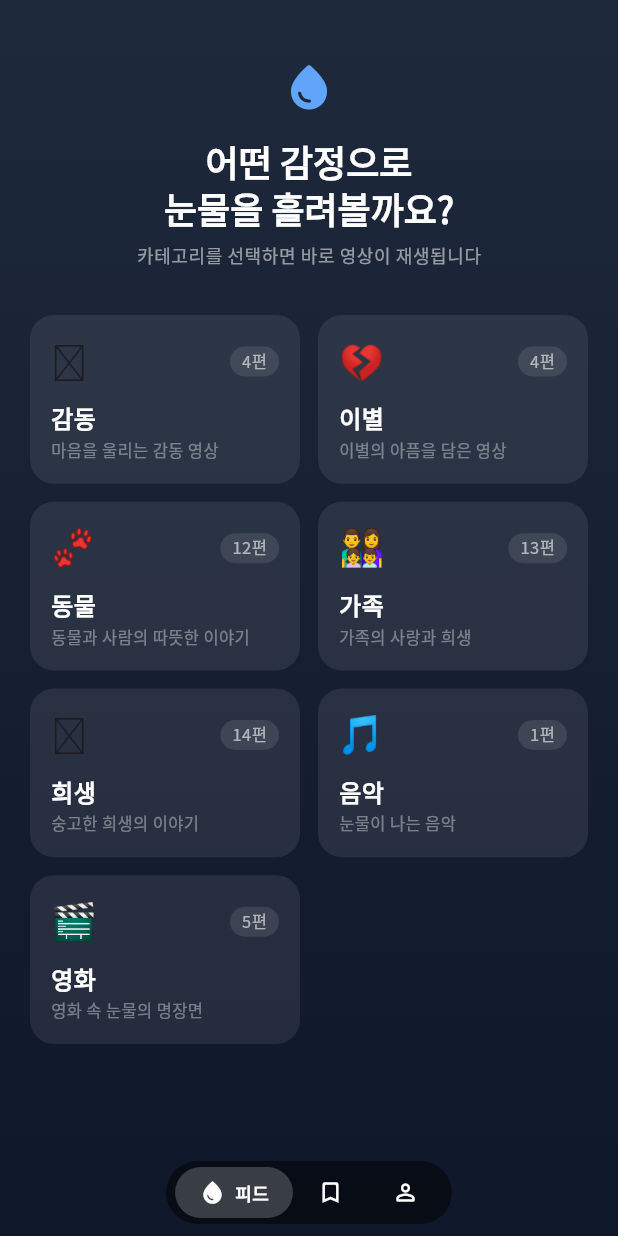
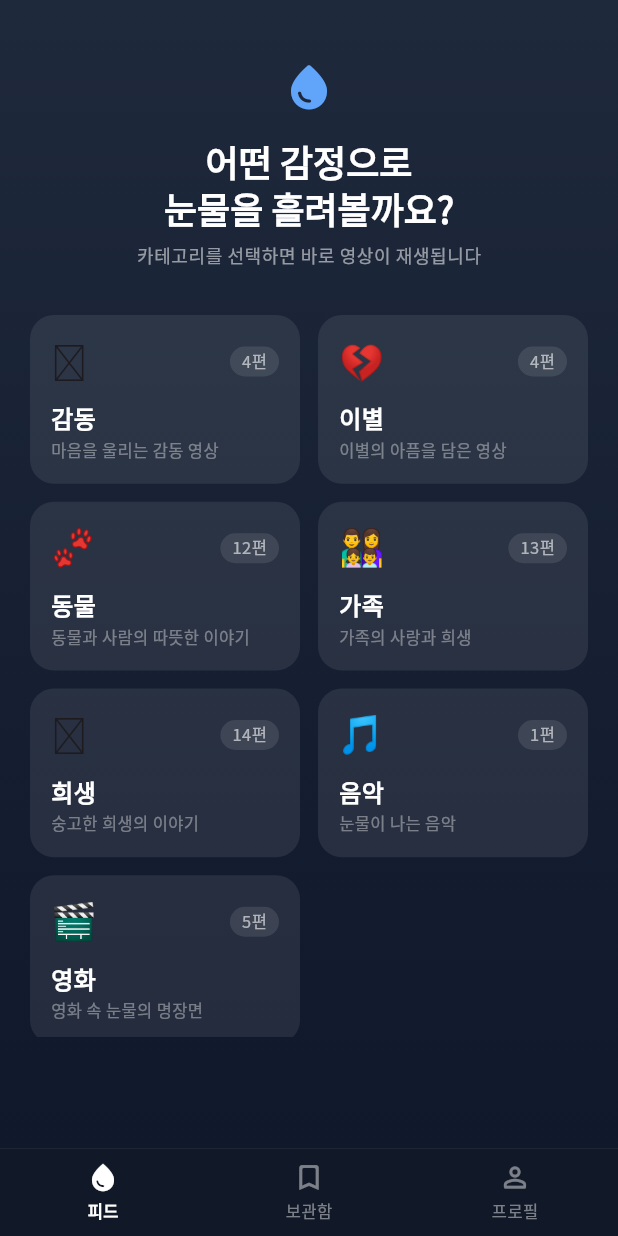
Before and after one commit to min-apps/tear-drop, a Flutter app: the FeedScreen screen opened by its route, on a phone screen of 412 x 824 dp. Run offline on Flutter 3.47's test engine with Material 3 defaults, Android fonts, the phone set to English and light mode, and no system bars; our stand-ins replace cached_network_image, cloud_firestore, firebase_analytics, firebase_auth, firebase_core, flutter_animate and 5 more; accounts and stored records are empty.

Commit message:
fix: unified dark bottom nav + web pointer-events fix
- Replace dual nav styles (floating pill vs standard NavigationBar)
  with a single dark bottom nav bar across all tabs
- Add CSS pointer-events:none on flt-platform-view in index.html
  to fix YouTube iframe blocking gestures and button taps on web
- Add prev/next navigation buttons to feed side actions
- Remove unused _SideActions and _NavPill widgets

Co-Authored-By: Claude Opus 4.6 <noreply@anthropic.com>

```diff
--- a/lib/src/features/home/home_screen.dart
+++ b/lib/src/features/home/home_screen.dart
@@ -2,7 +2,6 @@ import 'package:flutter/material.dart';
 import 'package:flutter_riverpod/flutter_riverpod.dart';
 import 'package:go_router/go_router.dart';
 import 'package:teardrop/src/data/services/analytics_service.dart';
-import 'package:teardrop/src/theme.dart';
 
 class HomeScreen extends ConsumerStatefulWidget {
   const HomeScreen({super.key, required this.child});
@@ -48,98 +47,66 @@ class _HomeScreenState extends ConsumerState<HomeScreen> {
 
   @override
   Widget build(BuildContext context) {
-    // Hide bottom nav when on feed tab (full-screen video experience)
-    final isFeedTab = _currentIndex == 0;
-
     return Scaffold(
+      extendBody: true,
       body: widget.child,
-      bottomNavigationBar: isFeedTab
-          ? null
-          : Container(
-              decoration: const BoxDecoration(
+      bottomNavigationBar: Container(
+        decoration: BoxDecoration(
+          color: const Color(0xF0111827),
           border: Border(
-                  top: BorderSide(color: TearDropTheme.border, width: 0.5),
+            top: BorderSide(
+              color: Colors.white.withValues(alpha: 0.08),
+              width: 0.5,
             ),
           ),
-              child: _buildNavBar(),
         ),
-      // Floating nav for feed tab (semi-transparent, overlaying video)
-      floatingActionButtonLocation: FloatingActionButtonLocation.centerDocked,
-      floatingActionButton: isFeedTab
-          ? SafeArea(
-              child: Align(
-                alignment: Alignment.bottomCenter,
-                child: Container(
-                  margin: const EdgeInsets.only(bottom: 8),
-                  decoration: BoxDecoration(
-                    color: Colors.black.withValues(alpha: 0.5),
-                    borderRadius: BorderRadius.circular(28),
-                  ),
-                  padding:
-                      const EdgeInsets.symmetric(horizontal: 6, vertical: 4),
+        child: SafeArea(
+          top: false,
+          child: Padding(
+            padding: const EdgeInsets.symmetric(vertical: 8),
             child: Row(
-                    mainAxisSize: MainAxisSize.min,
+              mainAxisAlignment: MainAxisAlignment.spaceAround,
               children: [
-                      _NavPill(
-                        icon: Icons.water_drop,
+                _NavItem(
+                  icon: Icons.water_drop_outlined,
+                  selectedIcon: Icons.water_drop,
                   label: '피드',
-                        isSelected: true,
+                  isSelected: _currentIndex == 0,
                   onTap: () => _onTabTapped(0),
                 ),
-                      _NavPill(
+                _NavItem(
                   icon: Icons.bookmark_border_rounded,
+                  selectedIcon: Icons.bookmark_rounded,
                   label: '보관함',
-                        isSelected: false,
+                  isSelected: _currentIndex == 1,
                   onTap: () => _onTabTapped(1),
                 ),
-                      _NavPill(
+                _NavItem(
                   icon: Icons.person_outline_rounded,
+                  selectedIcon: Icons.person_rounded,
                   label: '프로필',
-                        isSelected: false,
+                  isSelected: _currentIndex == 2,
                   onTap: () => _onTabTapped(2),
                 ),
               ],
             ),
           ),
         ),
-            )
-          : null,
-    );
-  }
-
-  Widget _buildNavBar() {
-    return NavigationBar(
-      selectedIndex: _currentIndex,
-      onDestinationSelected: _onTabTapped,
-      destinations: const [
-        NavigationDestination(
-          icon: Icon(Icons.water_drop_outlined),
-          selectedIcon: Icon(Icons.water_drop),
-          label: '피드',
       ),
-        NavigationDestination(
-          icon: Icon(Icons.bookmark_border_rounded),
-          selectedIcon: Icon(Icons.bookmark_rounded),
-          label: '보관함',
-        ),
-        NavigationDestination(
-          icon: Icon(Icons.person_outline_rounded),
-          selectedIcon: Icon(Icons.person_rounded),
-          label: '프로필',
-        ),
-      ],
     );
   }
 }
 
-class _NavPill extends StatelessWidget {
-  const _NavPill({
+class _NavItem extends StatelessWidget {
+  const _NavItem({
     required this.icon,
+    required this.selectedIcon,
     required this.label,
     required this.isSelected,
     required this.onTap,
   });
   final IconData icon;
+  final IconData selectedIcon;
   final String label;
   final bool isSelected;
   final VoidCallback onTap;
@@ -148,29 +115,30 @@ class _NavPill extends StatelessWidget {
   Widget build(BuildContext context) {
     return GestureDetector(
       onTap: onTap,
-      child: Container(
-        padding: const EdgeInsets.symmetric(horizontal: 16, vertical: 8),
-        decoration: BoxDecoration(
-          color: isSelected
-              ? Colors.white.withValues(alpha: 0.2)
-              : Colors.transparent,
-          borderRadius: BorderRadius.circular(24),
-        ),
-        child: Row(
+      behavior: HitTestBehavior.opaque,
+      child: SizedBox(
+        width: 64,
+        child: Column(
           mainAxisSize: MainAxisSize.min,
           children: [
-            Icon(icon, size: 18, color: Colors.white),
-            if (isSelected) ...[
-              const SizedBox(width: 6),
+            Icon(
+              isSelected ? selectedIcon : icon,
+              size: 22,
+              color: isSelected
+                  ? Colors.white
+                  : Colors.white.withValues(alpha: 0.45),
+            ),
+            const SizedBox(height: 4),
             Text(
               label,
-                style: const TextStyle(
-                  color: Colors.white,
-                  fontSize: 12,
-                  fontWeight: FontWeight.w600,
+              style: TextStyle(
+                fontSize: 11,
+                fontWeight: isSelected ? FontWeight.w600 : FontWeight.w400,
+                color: isSelected
+                    ? Colors.white
+                    : Colors.white.withValues(alpha: 0.45),
               ),
             ),
-            ],
           ],
         ),
       ),
```
Also changed, not shown: lib/src/features/feed/feed_screen.dart (+50 -35 lines), 1 other file. Lines whose indentation alone changed are shown as unchanged.
